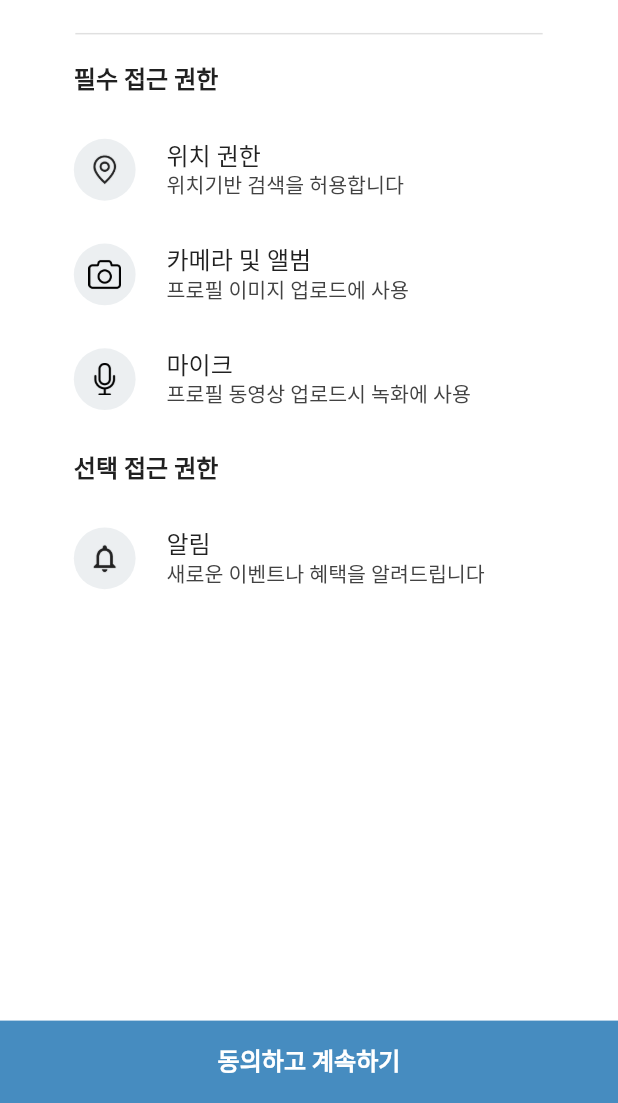
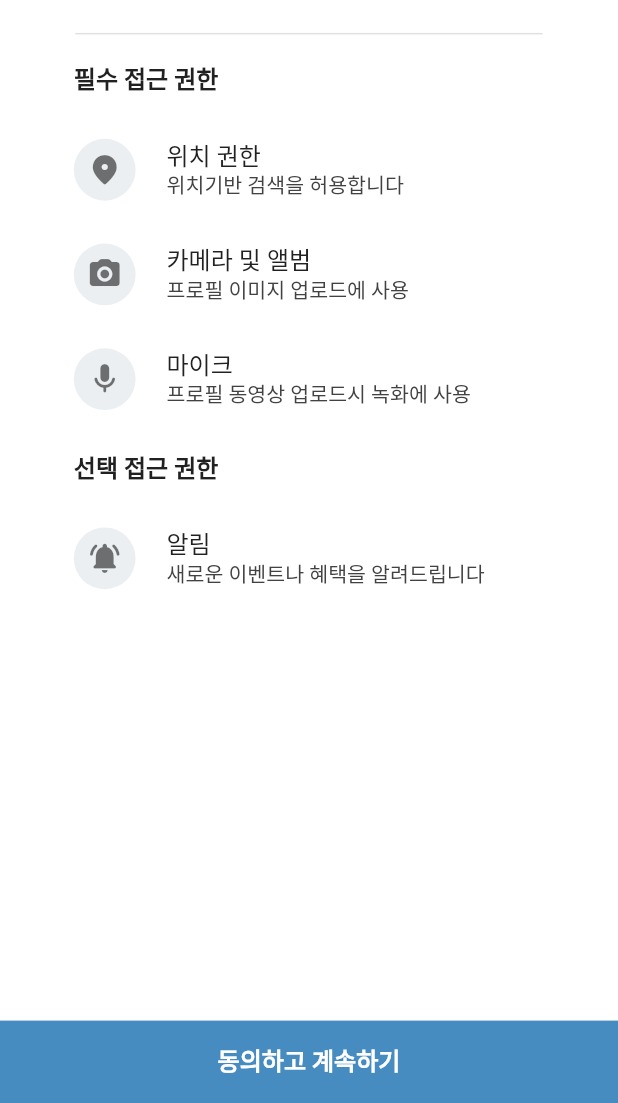
Before and after one commit to ReaflaORG/dr-parkinsons-getx-flutter, a Flutter app: the screen it shows after launch, on a phone screen of 412 x 824 dp, the part 133-1236 px from its top. Run offline on Flutter 3.47's test engine with Material 2 defaults, Android fonts, the phone set to English and light mode, and no system bars; our stand-ins replace cached_network_image, carousel_slider, device_info_plus, dio, dotted_border, firebase_auth and 24 more; missing offline and left inert: kakao_flutter_sdk; accounts and stored records are empty; network calls fail; Roboto replaces fonts that are missing (Pretendard); project files that could hold a hidden picture were left out.

Commit message:
Feat: Feated

```diff
--- a/lib/app/models/permission_model.dart
+++ b/lib/app/models/permission_model.dart
@@ -2,7 +2,7 @@ import 'package:flutter/material.dart';
 
 class PermissionModel {
   String title;
-  Icon? icon;
+  IconData? icon;
   String? image;
   String description;
   bool isRequired;
@@ -19,7 +19,7 @@ class PermissionModel {
 
   PermissionModel copyWith({
     String title = '',
-    Icon icon = const Icon(Icons.abc),
+    IconData icon = Icons.abc,
     String image = '',
     String description = '',
     bool isRequired = false,
--- a/lib/app/modules/permission/view/permission_view.dart
+++ b/lib/app/modules/permission/view/permission_view.dart
@@ -235,11 +235,16 @@ class PermissionContentWidget extends StatelessWidget {
               color: ColorPath.Background1HECEFF1,
               shape: BoxShape.circle,
             ),
-            child: Image.asset(
-              permissionList[index].image!,
-              width: 19.w,
-              height: 19.w,
-            ),
+            child: permissionList[index].icon != null
+                ? Icon(
+                    permissionList[index].icon! as IconData?,
+                    color: Colors.black54,
+                  )
+                : Image.asset(
+                    permissionList[index].image!,
+                    width: 19.w,
+                    height: 19.w,
+                  ),
           ),
           SizedBox(width: 18.w),
           Column(
--- a/lib/app/service/permission_service.dart
+++ b/lib/app/service/permission_service.dart
@@ -1,5 +1,6 @@
 // ignore_for_file: unnecessary_overrides, cast_nullable_to_non_nullable
 
+import 'package:flutter/material.dart';
 import 'package:get/get.dart';
 import 'package:get_storage/get_storage.dart';
 import 'package:logger/logger.dart';
@@ -16,42 +17,32 @@ class PermissionService extends GetxService {
   RxList<PermissionModel> permissionList = [
     PermissionModel(
       title: '위치 권한',
-      image: 'assets/images/permission/location.png',
+      icon: Icons.location_on_rounded,
+      // image: 'assets/images/permission/location.png',
       description: '위치기반 검색을 허용합니다',
       isRequired: true,
       isExpanded: false,
     ),
-    // PermissionModel(
-    //   title: '주소록',
-    //   image: 'assets/images/permission/address.png',
-    //   description: '가까운 의사, 병원 검색을 위한 용도입니다',
-    //   isRequired: false,
-    //   isExpanded: false,
-    // ),
     PermissionModel(
       title: '알림',
-      image: 'assets/images/permission/notifications.png',
+      icon: Icons.notifications_on_rounded,
+      // image: 'assets/images/permission/notifications.png',
       description: '새로운 이벤트나 혜택을 알려드립니다',
       isRequired: false,
       isExpanded: false,
     ),
-    // PermissionModel(
-    //   title: '연락처',
-    //   image: 'assets/images/permission/phone.png',
-    //   description: '휴대폰 사용자 본인인증 용도로 사용합니다',
-    //   isRequired: false,
-    //   isExpanded: false,
-    // ),
     PermissionModel(
       title: '카메라 및 앨범',
-      image: 'assets/images/permission/camera.png',
+      icon: Icons.camera_alt_rounded,
+      // image: 'assets/images/permission/camera.png',
       description: '프로필 이미지 업로드에 사용',
       isRequired: true,
       isExpanded: false,
     ),
     PermissionModel(
       title: '마이크',
-      image: 'assets/images/permission/microphone.png',
+      icon: Icons.mic_rounded,
+      // image: 'assets/images/permission/microphone.png',
       description: '프로필 동영상 업로드시 녹화에 사용',
       isRequired: true,
       isExpanded: false,
--- a/lib/main.dart
+++ b/lib/main.dart
@@ -98,7 +98,8 @@ class MyApp extends StatelessWidget {
   Widget build(BuildContext context) {
     final heroController = HeroController();
 
-    debugInvertOversizedImages = true;
+    // 이미지 크기 확인 (디버그 모드일 경우)
+    // debugInvertOversizedImages = true;
 
     return ScreenUtilInit(
       designSize: const Size(360, 640),
```
Also changed, not shown: 1 other file.
